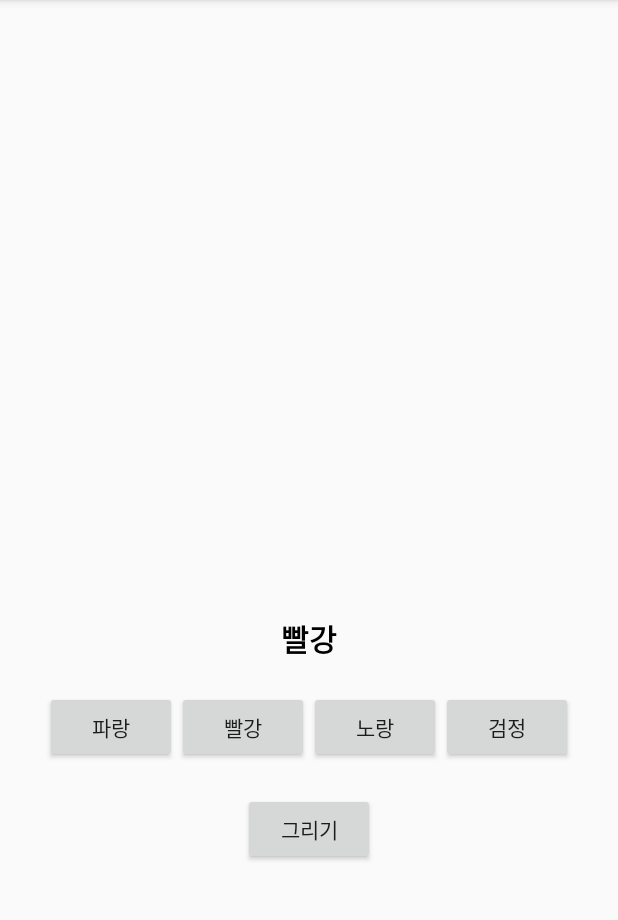
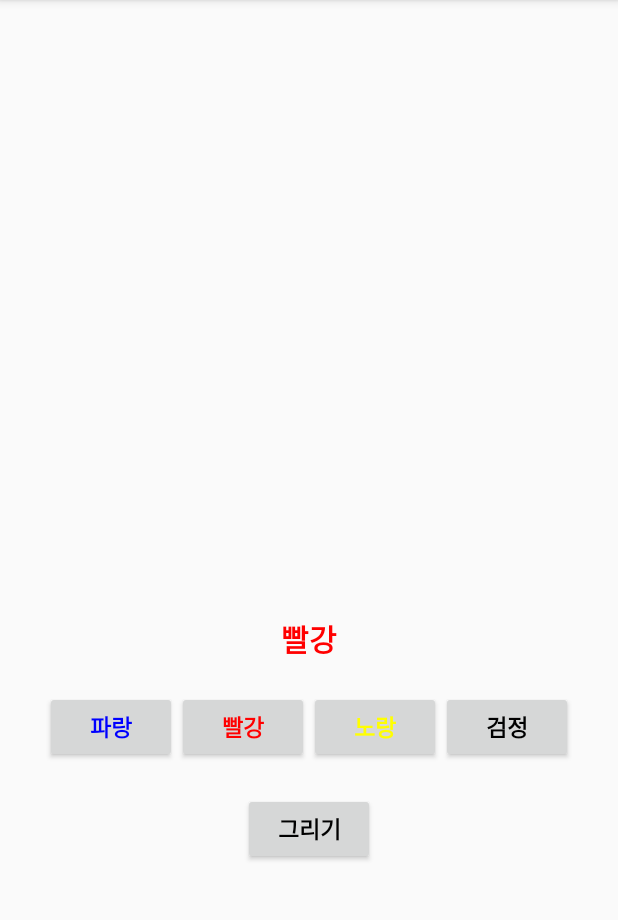
Before and after one commit to YeonJun-Sung/Happybubble, an Android app: the Select_Show_Picture screen opened directly, with no data from a screen before it, after a tap on "빨강", on a phone screen of 412 x 824 dp, the part 84-1004 px from its top. Run offline under Robolectric (Android 15) with nearby library versions, the light colour scheme and no system bars; 2 statements that could not run were skipped; 1 other tap on this screen came first.

Commit message:
image upload

```diff
--- a/app/src/main/java/software/happybubble/Select_Show_Picture.java
+++ b/app/src/main/java/software/happybubble/Select_Show_Picture.java
@@ -1,6 +1,7 @@
 package software.happybubble;
 
 import android.content.Intent;
+import android.graphics.Color;
 import android.os.Bundle;
 import android.support.v7.app.ActionBar;
 import android.support.v7.app.AppCompatActivity;
@@ -43,6 +44,7 @@ public class Select_Show_Picture extends AppCompatActivity {
             @Override
             public void onClick(View view) {
                 show_text.setText(blue.getText().toString());
+                show_text.setTextColor(Color.parseColor("#0000FF"));
             }
         });
 
@@ -50,6 +52,7 @@ public class Select_Show_Picture extends AppCompatActivity {
             @Override
             public void onClick(View view) {
                 show_text.setText(red.getText().toString());
+                show_text.setTextColor(Color.parseColor("#FF0000"));
             }
         });
 
@@ -57,6 +60,7 @@ public class Select_Show_Picture extends AppCompatActivity {
             @Override
             public void onClick(View view) {
                 show_text.setText(yellow.getText().toString());
+                show_text.setTextColor(Color.parseColor("#FFFF00"));
             }
         });
 
@@ -64,6 +68,7 @@ public class Select_Show_Picture extends AppCompatActivity {
             @Override
             public void onClick(View view) {
                 show_text.setText(black.getText().toString());
+                show_text.setTextColor(Color.parseColor("#000000"));
             }
         });
     }
--- a/app/src/main/res/layout/activity_select__show__picture.xml
+++ b/app/src/main/res/layout/activity_select__show__picture.xml
@@ -16,7 +16,6 @@
     <TextView
         android:layout_marginTop="20dp"
         android:id="@+id/show_text"
-        android:textColor="#000000"
         android:textStyle="bold"
         android:textSize="20dp"
         android:layout_width="wrap_content"
@@ -33,24 +32,36 @@
             android:id="@+id/blue"
             android:layout_width="wrap_content"
             android:layout_height="wrap_content"
+            android:textSize="15dp"
+            android:textStyle="bold"
+            android:textColor="#0000FF"
             android:text="파랑"/>
 
         <Button
             android:id="@+id/red"
             android:layout_width="wrap_content"
             android:layout_height="wrap_content"
+            android:textSize="15dp"
+            android:textStyle="bold"
+            android:textColor="#FF0000"
             android:text="빨강"/>
 
         <Button
             android:id="@+id/yellow"
             android:layout_width="wrap_content"
             android:layout_height="wrap_content"
+            android:textSize="15dp"
+            android:textStyle="bold"
+            android:textColor="#FFFF00"
             android:text="노랑"/>
 
         <Button
             android:id="@+id/black"
             android:layout_width="wrap_content"
             android:layout_height="wrap_content"
+            android:textSize="15dp"
+            android:textStyle="bold"
+            android:textColor="#000000"
             android:text="검정"/>
     </LinearLayout>
 
@@ -59,5 +70,8 @@
         android:id="@+id/draw"
         android:layout_width="wrap_content"
         android:layout_height="wrap_content"
+        android:textSize="15dp"
+        android:textStyle="bold"
+        android:textColor="#000000"
         android:text="그리기"/>
 </LinearLayout>
```
Also changed, not shown: app/src/main/res/drawable/e.png (added), app/src/main/res/drawable/g2.png (added), app/src/main/res/drawable/l.png (added), app/src/main/res/drawable/o1.png (added), app/src/main/res/drawable/o2.png (added).
